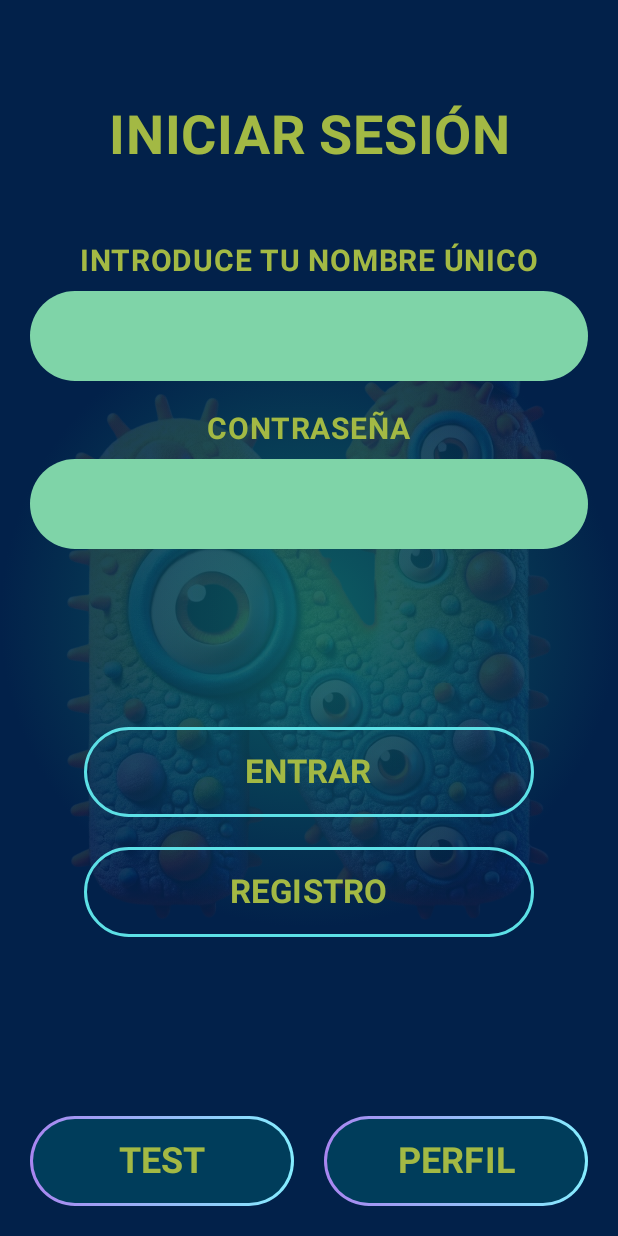
After one commit to Maestro-Woke/NivelVer2.0, an Android app built with Jetpack Compose: the LoginScreen screen opened through its navigation route, on a phone screen of 412 x 824 dp. The commit adds this screen. Run offline under Robolectric (Android 15) with nearby library versions, the phone set to English and light mode, and no system bars.

Commit message:
feat: Authentication screen UI with adaptive layout - Authentication screen (LoginScreen) - UI only - Adaptive design for different screen sizes - Improved navigation

```diff
--- a/app/src/main/java/com/example/nivelver20/navigation/AppNavigation.kt
+++ b/app/src/main/java/com/example/nivelver20/navigation/AppNavigation.kt
@@ -19,6 +19,7 @@ import androidx.compose.ui.text.font.FontWeight
 import androidx.compose.ui.text.style.TextAlign
 import androidx.compose.ui.unit.dp
 import androidx.compose.ui.unit.sp
+import com.example.nivelver20.ui.screens.auth.LoginScreen
 
 // Главная навигация приложения
 @Composable
@@ -48,7 +49,7 @@ fun AppNavigation(
                     // Пока пусто
                 },
                 onNavigateToPerfil = {
-                    // Пока пусто
+                    navController.navigate(Routes.Login.route)
                 }
             )
         }
@@ -67,6 +68,25 @@ fun AppNavigation(
                 onNavigateToPerfil = {
                     // Вернуться на главный экран
                     navController.popBackStack(Routes.Main.route, false)
+                }
+            )
+        }
+
+        composable(Routes.Login.route) {
+            LoginScreen(
+                onLoginSuccess = {
+                    navController.navigate(Routes.Main.route) {
+                        popUpTo(Routes.Login.route) { inclusive = true }
+                    }
+                },
+                onNavigateToRegister = {
+                    // Пока пусто
+                },
+                onNavigateToTest = {
+                    // Пока пусто
+                },
+                onNavigateToPerfil = {
+                    // Пока пусто
                 }
             )
         }
--- a/app/src/main/java/com/example/nivelver20/navigation/Routes.kt
+++ b/app/src/main/java/com/example/nivelver20/navigation/Routes.kt
@@ -3,6 +3,7 @@ package com.example.nivelver20.navigation
 // Sealed class для навигации между экранами
 sealed class Routes(val route: String) {
     object Main : Routes("main")
+    object Login : Routes("login")
     object NivelSelection : Routes("nivel_selection")
     object Vocabulario : Routes("vocabulario")
 }
--- /dev/null
+++ b/app/src/main/java/com/example/nivelver20/ui/screens/auth/LoginScreen.kt
@@ -0,0 +1,271 @@
+package com.example.nivelver20.ui.screens.auth
+
+import androidx.compose.foundation.Image
+import androidx.compose.foundation.background
+import androidx.compose.foundation.layout.*
+import androidx.compose.foundation.shape.RoundedCornerShape
+import androidx.compose.foundation.text.KeyboardOptions
+import androidx.compose.material3.*
+import androidx.compose.runtime.Composable
+import androidx.compose.runtime.collectAsState
+import androidx.compose.runtime.getValue
+import androidx.compose.ui.Alignment
+import androidx.compose.ui.Modifier
+import androidx.compose.ui.graphics.Brush
+import androidx.compose.ui.graphics.Color
+import androidx.compose.ui.layout.ContentScale
+import androidx.compose.ui.res.painterResource
+import androidx.compose.ui.text.font.FontWeight
+import androidx.compose.ui.text.input.KeyboardType
+import androidx.compose.ui.text.input.PasswordVisualTransformation
+import androidx.compose.ui.text.style.TextAlign
+import androidx.compose.ui.unit.dp
+import androidx.compose.ui.unit.sp
+import androidx.lifecycle.viewmodel.compose.viewModel
+import com.example.nivelver20.R
+import com.example.nivelver20.ui.theme.rememberAdaptiveDimensions
+
+@Composable
+fun LoginScreen(
+    onLoginSuccess: () -> Unit = {},
+    onNavigateToRegister: () -> Unit = {},
+    onNavigateToTest: () -> Unit = {},
+    onNavigateToPerfil: () -> Unit = {},
+    viewModel: LoginViewModel = viewModel()
+) {
+    val dimensions = rememberAdaptiveDimensions()
+    val uiState by viewModel.uiState.collectAsState()
+
+    Box(
+        modifier = Modifier
+            .fillMaxSize()
+            .background(
+                Brush.radialGradient(
+                    colors = listOf(
+                        Color(0xFF0e5f63),
+                        Color(0xFF02214a)
+                    )
+                )
+            )
+    ) {
+        // Фоновая картинка N
+        Image(
+            painter = painterResource(id = R.drawable.espanol_logo),
+            contentDescription = "Background",
+            modifier = Modifier
+                .fillMaxSize()
+                .padding(horizontal = 40.dp),
+            contentScale = ContentScale.Fit,
+            alpha = 0.1f
+        )
+
+        Column(
+            modifier = Modifier
+                .fillMaxSize()
+                .statusBarsPadding()
+                .navigationBarsPadding()
+                .padding(horizontal = dimensions.horizontalPadding),
+            horizontalAlignment = Alignment.CenterHorizontally,
+            verticalArrangement = Arrangement.SpaceBetween
+        ) {
+
+            Spacer(modifier = Modifier.height(20.dp))
+
+            // Заголовок
+            Text(
+                text = uiState.title,
+                fontSize = dimensions.loginTitleFontSize.sp,
+                fontWeight = FontWeight.Bold,
+                color = Color(0xFFa3b944),
+                textAlign = TextAlign.Center
+            )
+
+            // Форма входа
+            Column(
+                modifier = Modifier.fillMaxWidth(),
+                horizontalAlignment = Alignment.CenterHorizontally,
+                verticalArrangement = Arrangement.spacedBy(dimensions.loginSpaceBetweenInputs)
+            ) {
+                // CORREO ELECTRÓNICO
+                Column(
+                    modifier = Modifier.fillMaxWidth(),
+                    horizontalAlignment = Alignment.CenterHorizontally
+                ) {
+                    Text(
+                        text = uiState.nameLabel,
+                        fontSize = dimensions.loginLabelFontSize.sp,
+                        fontWeight = FontWeight.Bold,
+                        color = Color(0xFFa3b944),
+                        modifier = Modifier.padding(bottom = 8.dp)
+                    )
+
+                    TextField(
+                        value = uiState.nameUn,
+                        onValueChange = { viewModel.onEmailChange(it) },
+                        modifier = Modifier
+                            .fillMaxWidth()
+                            .height(dimensions.loginInputHeight),
+                        colors = TextFieldDefaults.colors(
+                            focusedContainerColor = Color(0xFF7FD4A8),
+                            unfocusedContainerColor = Color(0xFF7FD4A8),
+                            focusedIndicatorColor = Color.Transparent,
+                            unfocusedIndicatorColor = Color.Transparent
+                        ),
+                        shape = RoundedCornerShape(dimensions.loginInputHeight / 2),
+                        keyboardOptions = KeyboardOptions(keyboardType = KeyboardType.Email),
+                        singleLine = true
+                    )
+                }
+
+                // CONTRASEÑA
+                Column(
+                    modifier = Modifier.fillMaxWidth(),
+                    horizontalAlignment = Alignment.CenterHorizontally
+                ) {
+                    Text(
+                        text = uiState.passwordLabel,
+                        fontSize = dimensions.loginLabelFontSize.sp,
+                        fontWeight = FontWeight.Bold,
+                        color = Color(0xFFa3b944),
+                        modifier = Modifier.padding(bottom = 8.dp)
+                    )
+
+                    TextField(
+                        value = uiState.password,
+                        onValueChange = { viewModel.onPasswordChange(it) },
+                        modifier = Modifier
+                            .fillMaxWidth()
+                            .height(dimensions.loginInputHeight),
+                        colors = TextFieldDefaults.colors(
+                            focusedContainerColor = Color(0xFF7FD4A8),
+                            unfocusedContainerColor = Color(0xFF7FD4A8),
+                            focusedIndicatorColor = Color.Transparent,
+                            unfocusedIndicatorColor = Color.Transparent
+                        ),
+                        shape = RoundedCornerShape(dimensions.loginInputHeight / 2),
+                        visualTransformation = PasswordVisualTransformation(),
+                        keyboardOptions = KeyboardOptions(keyboardType = KeyboardType.Password),
+                        singleLine = true
+                    )
+                }
+            }
+
+            Spacer(modifier = Modifier.height(20.dp))
+
+            // Кнопки ENTRAR и REGISTRO
+            Column(
+                modifier = Modifier.fillMaxWidth(),
+                horizontalAlignment = Alignment.CenterHorizontally,
+                verticalArrangement = Arrangement.spacedBy(dimensions.loginSpaceBetweenButtons)
+            ) {
+                // ENTRAR
+                Button(
+                    onClick = { onLoginSuccess() },
+                    modifier = Modifier
+                        .width(dimensions.loginButtonWidth)
+                        .height(dimensions.loginButtonHeight),
+                    shape = RoundedCornerShape(dimensions.loginButtonHeight / 2),
+                    colors = ButtonDefaults.buttonColors(
+                        containerColor = Color.Transparent
+                    ),
+                    border = androidx.compose.foundation.BorderStroke(2.dp, Color(0xFF5DE0E6)),
+                    contentPadding = PaddingValues(0.dp)
+                ) {
+                    Text(
+                        text = uiState.loginButton,
+                        fontSize = dimensions.buttonFontSize.sp,
+                        fontWeight = FontWeight.Bold,
+                        color = Color(0xFFa3b944)
+                    )
+                }
+
+                // REGISTRO
+                Button(
+                    onClick = onNavigateToRegister,
+                    modifier = Modifier
+                        .width(dimensions.loginButtonWidth)
+                        .height(dimensions.loginButtonHeight),
+                    shape = RoundedCornerShape(dimensions.loginButtonHeight / 2),
+                    colors = ButtonDefaults.buttonColors(
+                        containerColor = Color.Transparent
+                    ),
+                    border = androidx.compose.foundation.BorderStroke(2.dp, Color(0xFF5DE0E6)),
+                    contentPadding = PaddingValues(0.dp)
+                ) {
+                    Text(
+                        text = uiState.registerButton,
+                        fontSize = dimensions.buttonFontSize.sp,
+                        fontWeight = FontWeight.Bold,
+                        color = Color(0xFFa3b944)
+                    )
+                }
+            }
+
+            Spacer(modifier = Modifier.height(20.dp))
+
+            // Нижняя часть: TEST и PERFIL
+            Row(
+                modifier = Modifier
+                    .fillMaxWidth()
+                    .padding(bottom = dimensions.verticalPadding),
+                horizontalArrangement = Arrangement.spacedBy(dimensions.spaceBetweenButtons)
+            ) {
+                BottomButton(
+                    text = uiState.testButton,
+                    onClick = onNavigateToTest,
+                    dimensions = dimensions,
+                    modifier = Modifier.weight(1f)
+                )
+
+                BottomButton(
+                    text = uiState.perfilButton,
+                    onClick = onNavigateToPerfil,
+                    dimensions = dimensions,
+                    modifier = Modifier.weight(1f)
+                )
+            }
+        }
+    }
+}
+
+@Composable
+private fun BottomButton(
+    text: String,
+    onClick: () -> Unit,
+    dimensions: com.example.nivelver20.ui.theme.AdaptiveDimensions,
+    modifier: Modifier = Modifier
+) {
+    Box(
+        modifier = modifier
+            .height(dimensions.bottomButtonHeight)
+            .background(
+                brush = Brush.horizontalGradient(
+                    colors = listOf(
+                        Color(0xFFA985F0),
+                        Color(0xFF85EDFF)
+                    )
+                ),
+                shape = RoundedCornerShape(dimensions.buttonCornerRadius)
+            )
+    ) {
+        Button(
+            onClick = onClick,
+            modifier = Modifier
+                .fillMaxSize()
+                .padding(2.dp),
+            shape = RoundedCornerShape(dimensions.buttonCornerRadius),
+            colors = ButtonDefaults.buttonColors(
+                containerColor = Color(0xFF003D5B)
+            ),
+            contentPadding = PaddingValues(0.dp)
+        ) {
+            Text(
+                text = text,
+                fontSize = dimensions.bottomButtonFontSize.sp,
+                fontWeight = FontWeight.Bold,
+                color = Color(0xFFa3b944),
+                textAlign = TextAlign.Center
+            )
+        }
+    }
+}
--- /dev/null
+++ b/app/src/main/java/com/example/nivelver20/ui/screens/auth/LoginViewModel.kt
@@ -0,0 +1,38 @@
+package com.example.nivelver20.ui.screens.auth
+
+import androidx.lifecycle.ViewModel
+import kotlinx.coroutines.flow.MutableStateFlow
+import kotlinx.coroutines.flow.StateFlow
+import kotlinx.coroutines.flow.asStateFlow
+
+// ViewModel для экрана авторизации
+class LoginViewModel : ViewModel() {
+
+    private val _uiState = MutableStateFlow(LoginUiState())
+    val uiState: StateFlow<LoginUiState> = _uiState.asStateFlow()
+
+    fun onEmailChange(nameUn: String) {
+        _uiState.value = _uiState.value.copy(nameUn = nameUn)
+    }
+
+    fun onPasswordChange(password: String) {
+        _uiState.value = _uiState.value.copy(password = password)
+    }
+
+    fun onLogin() {
+        // Логика входа - реализуем позже
+    }
+}
+
+// UI State для экрана авторизации
+data class LoginUiState(
+    val nameUn: String = "",
+    val password: String = "",
+    val title: String = "INICIAR SESIÓN",
+    val nameLabel: String = "INTRODUCE TU NOMBRE ÚNICO",
+    val passwordLabel: String = "CONTRASEÑA",
+    val loginButton: String = "ENTRAR",
+    val registerButton: String = "REGISTRO",
+    val testButton: String = "TEST",
+    val perfilButton: String = "PERFIL"
+)
--- a/app/src/main/java/com/example/nivelver20/ui/screens/main/MainScreen.kt
+++ b/app/src/main/java/com/example/nivelver20/ui/screens/main/MainScreen.kt
@@ -176,14 +176,14 @@ fun MainScreen(
                 horizontalArrangement = Arrangement.spacedBy(dimensions.spaceBetweenButtons)
             ) {
                 BottomButton(
-                    text = uiState.TEST,
+                    text = uiState.testButton,
                     onClick = onNavigateToTest,
                     dimensions = dimensions,
                     modifier = Modifier.weight(1f)
                 )
 
                 BottomButton(
-                    text = uiState.PERFIL,
+                    text = uiState.perfilButton,
                     onClick = onNavigateToPerfil,
                     dimensions = dimensions,
                     modifier = Modifier.weight(1f)
--- a/app/src/main/java/com/example/nivelver20/ui/screens/main/MainViewModel.kt
+++ b/app/src/main/java/com/example/nivelver20/ui/screens/main/MainViewModel.kt
@@ -21,6 +21,6 @@ data class MainUiState(
     val grammatica: String = "GRAMMATICA",
     val audio: String = "AUDIO",
     val lectura: String = "LECTURA",
-    val TEST: String = "TEST",
-    val PERFIL: String = "PERFIL"
+    val testButton: String = "TEST",
+    val perfilButton: String = "PERFIL"
 )
--- a/app/src/main/java/com/example/nivelver20/ui/theme/AdaptiveDimensions.kt
+++ b/app/src/main/java/com/example/nivelver20/ui/theme/AdaptiveDimensions.kt
@@ -45,7 +45,16 @@ data class AdaptiveDimensions(
     val nivelCircleWidth: Dp,
     val nivelCircleHeight: Dp,
     val nivelTitleFontSize: Float,
-    val nivelSideTextFontSize: Float
+    val nivelSideTextFontSize: Float,
+
+    // Для экрана авторизации (Login)
+    val loginTitleFontSize: Float,
+    val loginLabelFontSize: Float,
+    val loginInputHeight: Dp,
+    val loginButtonWidth: Dp,
+    val loginButtonHeight: Dp,
+    val loginSpaceBetweenInputs: Dp,
+    val loginSpaceBetweenButtons: Dp
 )
 
 enum class ScreenType {
@@ -106,7 +115,15 @@ fun rememberAdaptiveDimensions(): AdaptiveDimensions {
                 nivelCircleWidth = 140.dp,
                 nivelCircleHeight = 90.dp,
                 nivelTitleFontSize = 28f,
-                nivelSideTextFontSize = 28f
+                nivelSideTextFontSize = 28f,
+                // Для экрана авторизации
+                loginTitleFontSize = 28f,
+                loginLabelFontSize = 16f,
+                loginInputHeight = 50.dp,
+                loginButtonWidth = 250.dp,
+                loginButtonHeight = 50.dp,
+                loginSpaceBetweenInputs = 15.dp,
+                loginSpaceBetweenButtons = 15.dp
             )
 
             ScreenType.MEDIUM_PHONE -> AdaptiveDimensions(
@@ -132,7 +149,16 @@ fun rememberAdaptiveDimensions(): AdaptiveDimensions {
                 nivelCircleWidth = 155.dp,
                 nivelCircleHeight = 105.dp,
                 nivelTitleFontSize = 32f,
-                nivelSideTextFontSize = 32f
+                nivelSideTextFontSize = 32f,
+
+                // Для экрана авторизации
+                loginTitleFontSize = 32f,
+                loginLabelFontSize = 18f,
+                loginInputHeight = 56.dp,
+                loginButtonWidth = 280.dp,
+                loginButtonHeight = 56.dp,
+                loginSpaceBetweenInputs = 20.dp,
+                loginSpaceBetweenButtons = 20.dp
             )
 
             ScreenType.LARGE_PHONE -> AdaptiveDimensions(
@@ -158,7 +184,16 @@ fun rememberAdaptiveDimensions(): AdaptiveDimensions {
                 nivelCircleWidth = 200.dp,
                 nivelCircleHeight = 150.dp,
                 nivelTitleFontSize = 36f,
-                nivelSideTextFontSize = 36f
+                nivelSideTextFontSize = 36f,
+
+                // Для экрана авторизации
+                loginTitleFontSize = 36f,
+                loginLabelFontSize = 20f,
+                loginInputHeight = 60.dp,
+                loginButtonWidth = 300.dp,
+                loginButtonHeight = 60.dp,
+                loginSpaceBetweenInputs = 20.dp,
+                loginSpaceBetweenButtons = 20.dp
             )
 
             ScreenType.SMALL_TABLET -> AdaptiveDimensions(
@@ -184,7 +219,16 @@ fun rememberAdaptiveDimensions(): AdaptiveDimensions {
                 nivelCircleWidth = 360.dp,
                 nivelCircleHeight = 145.dp,
                 nivelTitleFontSize = 42f,
-                nivelSideTextFontSize = 42f
+                nivelSideTextFontSize = 42f,
+
+                // Для экрана авторизации
+                loginTitleFontSize = 42f,
+                loginLabelFontSize = 24f,
+                loginInputHeight = 68.dp,
+                loginButtonWidth = 350.dp,
+                loginButtonHeight = 68.dp,
+                loginSpaceBetweenInputs = 25.dp,
+                loginSpaceBetweenButtons = 25.dp
             )
 
             ScreenType.MEDIUM_TABLET -> AdaptiveDimensions(
@@ -210,7 +254,16 @@ fun rememberAdaptiveDimensions(): AdaptiveDimensions {
                 nivelCircleWidth = 390.dp,
                 nivelCircleHeight = 230.dp,
                 nivelTitleFontSize = 66f,
-                nivelSideTextFontSize = 66f
+                nivelSideTextFontSize = 66f,
+
+                // Для экрана авторизации
+                loginTitleFontSize = 48f,
+                loginLabelFontSize = 28f,
+                loginInputHeight = 76.dp,
+                loginButtonWidth = 400.dp,
+                loginButtonHeight = 76.dp,
+                loginSpaceBetweenInputs = 30.dp,
+                loginSpaceBetweenButtons = 30.dp
             )
 
             ScreenType.LARGE_TABLET -> AdaptiveDimensions(
@@ -236,7 +289,16 @@ fun rememberAdaptiveDimensions(): AdaptiveDimensions {
                 nivelCircleWidth = 570.dp,
                 nivelCircleHeight = 170.dp,
                 nivelTitleFontSize = 54f,
-                nivelSideTextFontSize = 54f
+                nivelSideTextFontSize = 54f,
+
+                // Для экрана авторизации
+                loginTitleFontSize = 54f,
+                loginLabelFontSize = 32f,
+                loginInputHeight = 84.dp,
+                loginButtonWidth = 450.dp,
+                loginButtonHeight = 84.dp,
+                loginSpaceBetweenInputs = 35.dp,
+                loginSpaceBetweenButtons = 35.dp
             )
         }
     }
```
